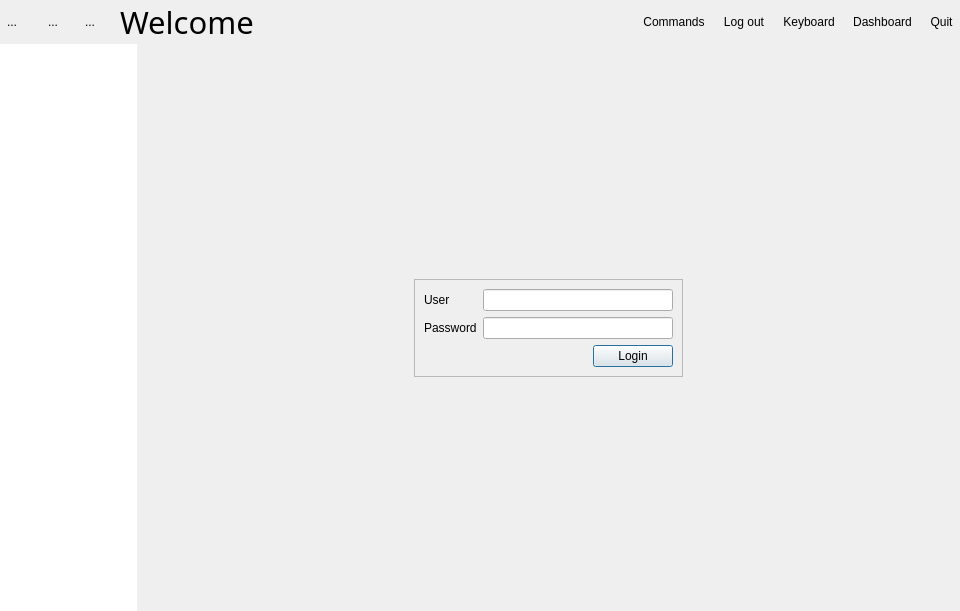
Before: the Qt Designer form Include/imtgui/CThumbnailDecoratorGuiComp.ui in ImagingTools/ImtCore, drawn with Qt 5.
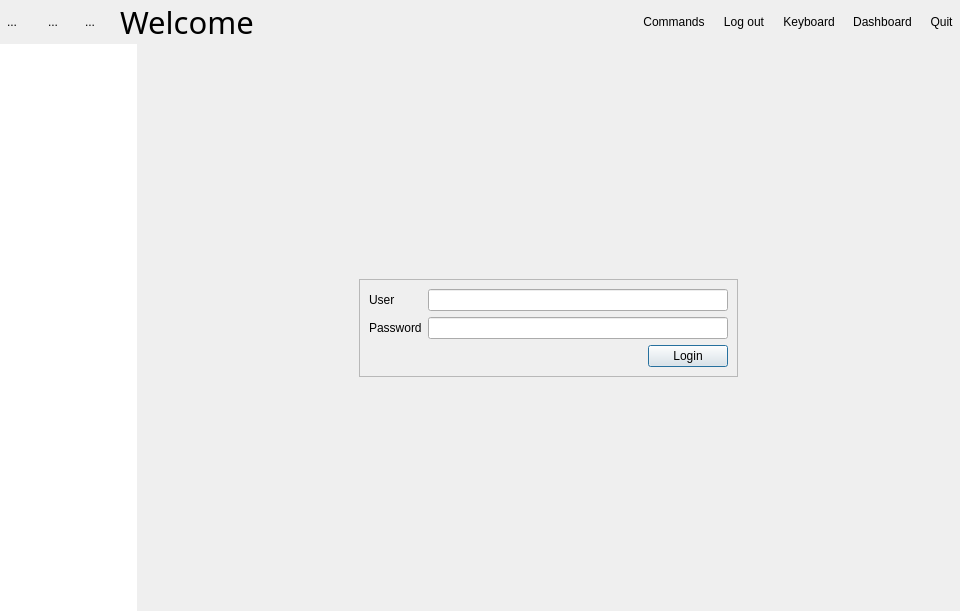
After: the same form once the commit is applied. The open tabs and pages were chosen to show the change. Icons and pictures are not drawn.

Commit message: Replacing the dialogue with a text message

```diff
--- a/Include/imtgui/CThumbnailDecoratorGuiComp.ui
+++ b/Include/imtgui/CThumbnailDecoratorGuiComp.ui
@@ -586,17 +586,7 @@
                    <property name="frameShadow">
                     <enum>QFrame::Raised</enum>
                    </property>
-                   <layout class="QFormLayout" name="formLayout">
-                    <item row="0" column="0">
-                     <widget class="QLabel" name="label">
-                      <property name="text">
-                       <string>User</string>
-                      </property>
-                     </widget>
-                    </item>
-                    <item row="0" column="1">
-                     <widget class="QLineEdit" name="UserEdit"/>
-                    </item>
+                   <layout class="QGridLayout" name="gridLayout_3">
                     <item row="1" column="0">
                      <widget class="QLabel" name="label_2">
                       <property name="text">
@@ -604,14 +594,31 @@
                       </property>
                      </widget>
                     </item>
-                    <item row="1" column="1">
+                    <item row="0" column="0">
+                     <widget class="QLabel" name="label">
+                      <property name="text">
+                       <string>User</string>
+                      </property>
+                     </widget>
+                    </item>
+                    <item row="1" column="1" colspan="3">
                      <widget class="QLineEdit" name="PasswordEdit">
                       <property name="echoMode">
                        <enum>QLineEdit::Password</enum>
                       </property>
                      </widget>
                     </item>
-                    <item row="2" column="0" colspan="2">
+                    <item row="0" column="1" colspan="3">
+                     <widget class="QLineEdit" name="UserEdit">
+                      <property name="minimumSize">
+                       <size>
+                        <width>300</width>
+                        <height>0</height>
+                       </size>
+                      </property>
+                     </widget>
+                    </item>
+                    <item row="2" column="1" colspan="3">
                      <layout class="QHBoxLayout" name="horizontalLayout">
                       <item>
                        <spacer name="horizontalSpacer_4">
```
Left out of the diff: 7 changed lines with no effect on the pictures. The commit also changes 1 other file.
